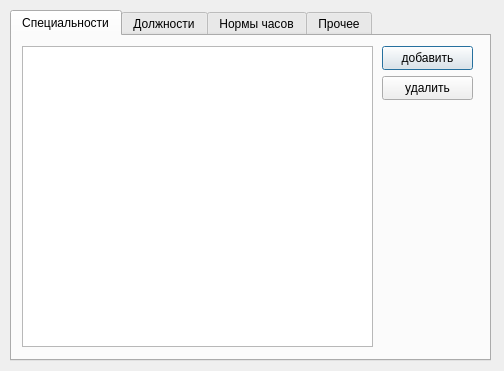
alexeypertcev/ksu-ivt-nagruzka, file settings.ui: the form before one commit.
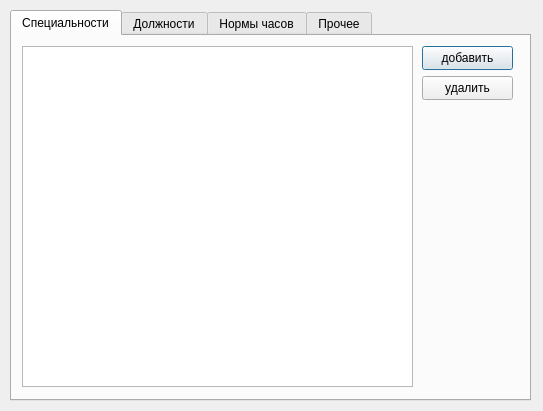
The form after the commit. The open tabs and pages were chosen to show the change.

What changed in the file:
```diff
--- a/settings.ui
+++ b/settings.ui
@@ -6,8 +6,8 @@
    <rect>
     <x>0</x>
     <y>0</y>
-    <width>504</width>
-    <height>371</height>
+    <width>543</width>
+    <height>411</height>
    </rect>
   </property>
   <property name="windowTitle">
@@ -18,8 +18,8 @@
     <rect>
      <x>10</x>
      <y>10</y>
-     <width>481</width>
-     <height>351</height>
+     <width>521</width>
+     <height>391</height>
     </rect>
    </property>
    <property name="currentIndex">
@@ -34,15 +34,18 @@
       <rect>
        <x>10</x>
        <y>10</y>
-       <width>351</width>
-       <height>301</height>
+       <width>391</width>
+       <height>341</height>
       </rect>
      </property>
+     <attribute name="verticalHeaderVisible">
+      <bool>false</bool>
+     </attribute>
     </widget>
     <widget class="QPushButton" name="pushButton_add_spec">
      <property name="geometry">
       <rect>
-       <x>370</x>
+       <x>410</x>
        <y>10</y>
        <width>91</width>
        <height>24</height>
@@ -55,7 +58,7 @@
     <widget class="QPushButton" name="pushButton_del_spec">
      <property name="geometry">
       <rect>
-       <x>370</x>
+       <x>410</x>
        <y>40</y>
        <width>91</width>
        <height>24</height>
```
Left out of the diff: 30 changed lines with no effect on the pictures.
